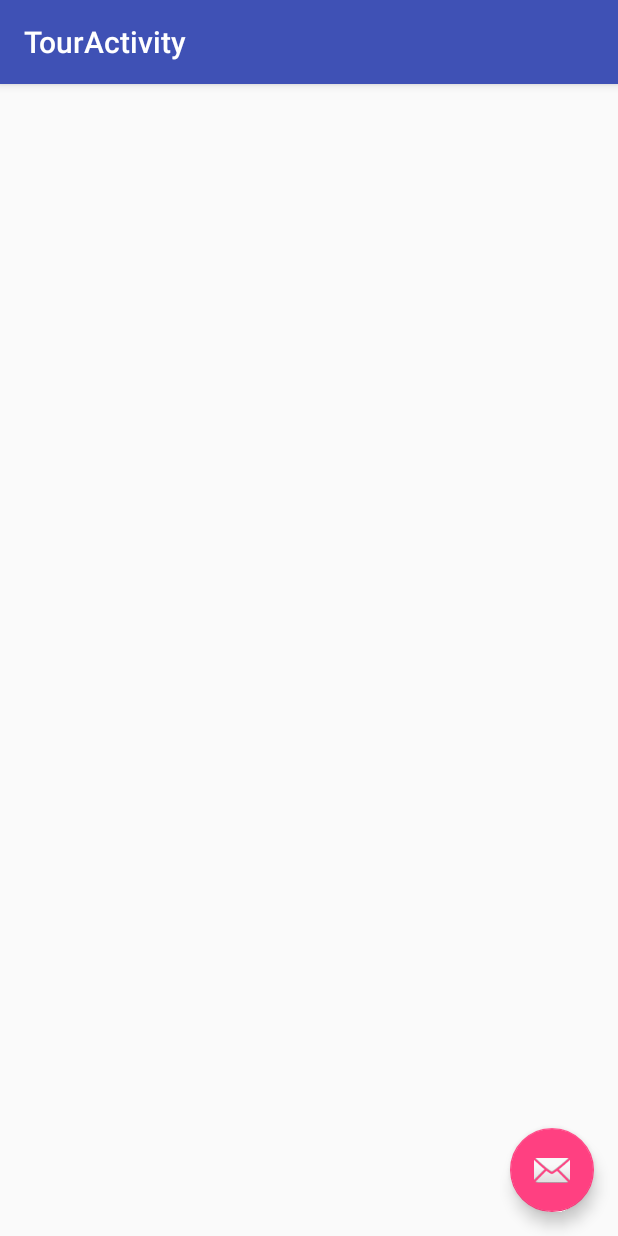
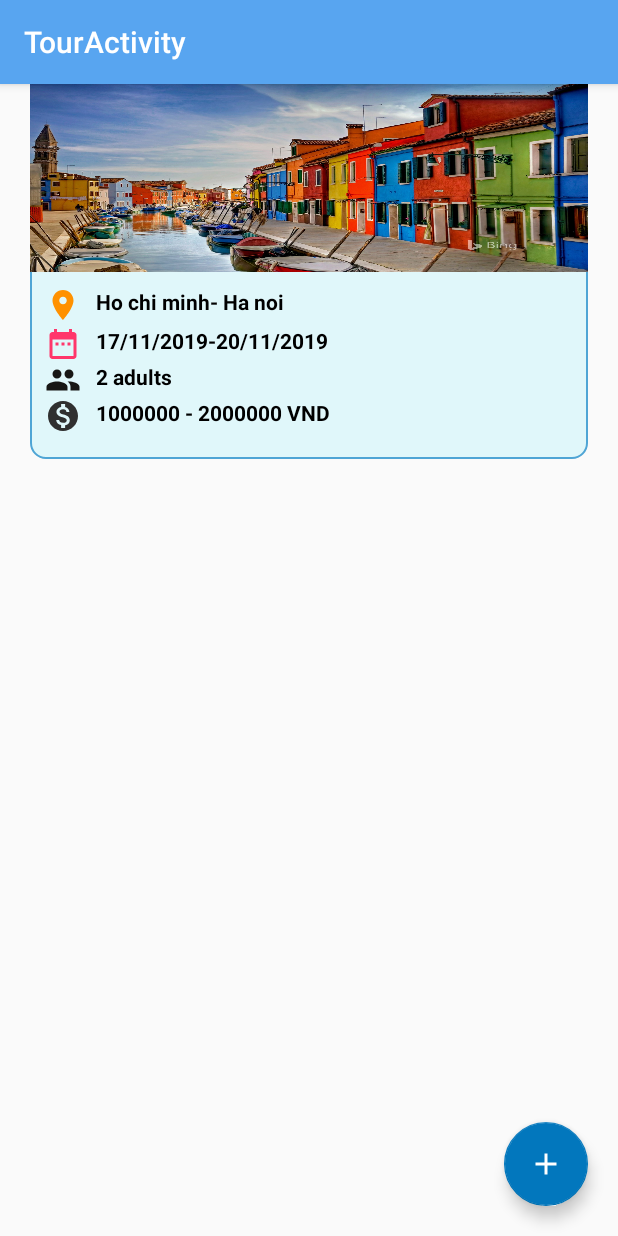
Before and after one commit to MEOFIXBUG/AndroidFirstProject, an Android app: the TourActivity screen opened directly, with no data from a screen before it, on a phone screen of 412 x 824 dp. Run offline under Robolectric (Android 15) with nearby library versions, the phone set to English and light mode, and no system bars.

Commit message:
Tour UI - Item in listView UI

```diff
--- /dev/null
+++ b/TravelApp/app/src/main/res/drawable/border_item_list_tour.xml
@@ -0,0 +1,6 @@
+<?xml version="1.0" encoding="utf-8"?>
+<shape xmlns:android="http://schemas.android.com/apk/res/android" android:shape="rectangle" >
+    <solid android:color="#e0f7fa" />
+    <stroke android:width="1dip" android:color="#4fa5d5"/>
+    <corners android:radius="10dp"/>
+</shape>
--- /dev/null
+++ b/TravelApp/app/src/main/res/drawable/ic_add_black_24dp.xml
@@ -0,0 +1,5 @@
+<vector android:height="24dp" android:tint="#FFFFFF"
+    android:viewportHeight="24.0" android:viewportWidth="24.0"
+    android:width="24dp" xmlns:android="http://schemas.android.com/apk/res/android">
+    <path android:fillColor="#FF000000" android:pathData="M19,13h-6v6h-2v-6H5v-2h6V5h2v6h6v2z"/>
+</vector>
--- /dev/null
+++ b/TravelApp/app/src/main/res/drawable/ic_date_range_black_24dp.xml
@@ -0,0 +1,5 @@
+<vector android:height="24dp" android:tint="#FF366B"
+    android:viewportHeight="24.0" android:viewportWidth="24.0"
+    android:width="24dp" xmlns:android="http://schemas.android.com/apk/res/android">
+    <path android:fillColor="#FF000000" android:pathData="M9,11L7,11v2h2v-2zM13,11h-2v2h2v-2zM17,11h-2v2h2v-2zM19,4h-1L18,2h-2v2L8,4L8,2L6,2v2L5,4c-1.11,0 -1.99,0.9 -1.99,2L3,20c0,1.1 0.89,2 2,2h14c1.1,0 2,-0.9 2,-2L21,6c0,-1.1 -0.9,-2 -2,-2zM19,20L5,20L5,9h14v11z"/>
+</vector>
--- /dev/null
+++ b/TravelApp/app/src/main/res/drawable/ic_location_on_black_24dp.xml
@@ -0,0 +1,5 @@
+<vector android:height="24dp" android:tint="#FF9100"
+    android:viewportHeight="24.0" android:viewportWidth="24.0"
+    android:width="24dp" xmlns:android="http://schemas.android.com/apk/res/android">
+    <path android:fillColor="#FF000000" android:pathData="M12,2C8.13,2 5,5.13 5,9c0,5.25 7,13 7,13s7,-7.75 7,-13c0,-3.87 -3.13,-7 -7,-7zM12,11.5c-1.38,0 -2.5,-1.12 -2.5,-2.5s1.12,-2.5 2.5,-2.5 2.5,1.12 2.5,2.5 -1.12,2.5 -2.5,2.5z"/>
+</vector>
--- /dev/null
+++ b/TravelApp/app/src/main/res/drawable/ic_monetization_on_black_24dp.xml
@@ -0,0 +1,5 @@
+<vector android:height="24dp" android:tint="#303030"
+    android:viewportHeight="24.0" android:viewportWidth="24.0"
+    android:width="24dp" xmlns:android="http://schemas.android.com/apk/res/android">
+    <path android:fillColor="#FF000000" android:pathData="M12,2C6.48,2 2,6.48 2,12s4.48,10 10,10 10,-4.48 10,-10S17.52,2 12,2zM13.41,18.09L13.41,20h-2.67v-1.93c-1.71,-0.36 -3.16,-1.46 -3.27,-3.4h1.96c0.1,1.05 0.82,1.87 2.65,1.87 1.96,0 2.4,-0.98 2.4,-1.59 0,-0.83 -0.44,-1.61 -2.67,-2.14 -2.48,-0.6 -4.18,-1.62 -4.18,-3.67 0,-1.72 1.39,-2.84 3.11,-3.21L10.74,4h2.67v1.95c1.86,0.45 2.79,1.86 2.85,3.39L14.3,9.34c-0.05,-1.11 -0.64,-1.87 -2.22,-1.87 -1.5,0 -2.4,0.68 -2.4,1.64 0,0.84 0.65,1.39 2.67,1.91s4.18,1.39 4.18,3.91c-0.01,1.83 -1.38,2.83 -3.12,3.16z"/>
+</vector>
--- /dev/null
+++ b/TravelApp/app/src/main/res/drawable/ic_people_black_24dp.xml
@@ -0,0 +1,5 @@
+<vector android:height="24dp" android:tint="#171715"
+    android:viewportHeight="24.0" android:viewportWidth="24.0"
+    android:width="24dp" xmlns:android="http://schemas.android.com/apk/res/android">
+    <path android:fillColor="#FF000000" android:pathData="M16,11c1.66,0 2.99,-1.34 2.99,-3S17.66,5 16,5c-1.66,0 -3,1.34 -3,3s1.34,3 3,3zM8,11c1.66,0 2.99,-1.34 2.99,-3S9.66,5 8,5C6.34,5 5,6.34 5,8s1.34,3 3,3zM8,13c-2.33,0 -7,1.17 -7,3.5L1,19h14v-2.5c0,-2.33 -4.67,-3.5 -7,-3.5zM16,13c-0.29,0 -0.62,0.02 -0.97,0.05 1.16,0.84 1.97,1.97 1.97,3.45L17,19h6v-2.5c0,-2.33 -4.67,-3.5 -7,-3.5z"/>
+</vector>
--- a/TravelApp/app/src/main/res/layout/activity_main.xml
+++ b/TravelApp/app/src/main/res/layout/activity_main.xml
@@ -11,6 +11,7 @@
         android:layout_width="match_parent"
         android:layout_height="match_parent"
         android:background="@drawable/background">
+
         <FrameLayout
             android:id="@+id/fragment_container"
             android:layout_width="match_parent"
--- a/TravelApp/app/src/main/res/layout/activity_tour.xml
+++ b/TravelApp/app/src/main/res/layout/activity_tour.xml
@@ -22,12 +22,13 @@
 
     <include layout="@layout/content_tour" />
 
+
     <com.google.android.material.floatingactionbutton.FloatingActionButton
         android:id="@+id/fab"
         android:layout_width="wrap_content"
         android:layout_height="wrap_content"
         android:layout_gravity="bottom|end"
-        android:layout_margin="@dimen/fab_margin"
-        app:srcCompat="@android:drawable/ic_dialog_email" />
+        android:src="@drawable/ic_add_black_24dp"
+        android:layout_margin="20dp"/>
 
 </androidx.coordinatorlayout.widget.CoordinatorLayout>
--- a/TravelApp/app/src/main/res/layout/content_tour.xml
+++ b/TravelApp/app/src/main/res/layout/content_tour.xml
@@ -7,5 +7,16 @@
     app:layout_behavior="@string/appbar_scrolling_view_behavior"
     tools:context=".view.Activity.TourActivity"
     tools:showIn="@layout/activity_tour">
+    <include layout="@layout/item_list_tour" />
+
+    <ListView
+        android:id="@+id/tour_list"
+        android:layout_width="match_parent"
+        android:layout_height="match_parent"
+        android:divider="@android:color/transparent"
+        android:dividerHeight="10.0sp"
+        android:padding="5dp">
+
+    </ListView>
 
 </androidx.constraintlayout.widget.ConstraintLayout>
--- a/TravelApp/app/src/main/res/layout/fragment_login.xml
+++ b/TravelApp/app/src/main/res/layout/fragment_login.xml
@@ -25,7 +25,8 @@
             android:layout_height="wrap_content"
             android:layout_below="@+id/logoID"
             android:layout_alignParentBottom="true"
-            android:layout_marginTop="100dp"
+            android:layout_marginTop="50dp"
+
             android:orientation="vertical">
             <EditText
                 android:id="@+id/inputUser"
--- /dev/null
+++ b/TravelApp/app/src/main/res/layout/item_list_tour.xml
@@ -0,0 +1,107 @@
+<?xml version="1.0" encoding="utf-8"?>
+<LinearLayout xmlns:android="http://schemas.android.com/apk/res/android"
+    android:orientation="vertical"
+    android:layout_width="match_parent"
+    android:layout_height="250dp"
+    android:background="@drawable/border_item_list_tour"
+    android:layout_marginRight="20dp"
+    android:layout_marginLeft="20dp"
+    android:layout_marginTop="5dp"
+    android:layout_marginBottom="5dp"
+    android:weightSum="2"
+    android:descendantFocusability="blocksDescendants">
+
+    <ImageView
+        android:layout_weight="1"
+        android:layout_width="match_parent"
+        android:layout_height="match_parent"
+        android:background="@drawable/tour"
+        />
+    <LinearLayout
+        android:layout_width="match_parent"
+        android:orientation="vertical"
+        android:layout_height="match_parent"
+        android:padding="10dp"
+        android:layout_weight="1"
+        >
+        <RelativeLayout
+            android:layout_width="match_parent"
+            android:layout_height="wrap_content"
+            android:layout_marginBottom="2dp">
+            <ImageView
+                android:id="@+id/icon_location"
+                android:layout_width="wrap_content"
+                android:layout_marginRight="10dp"
+                android:layout_height="wrap_content"
+                android:src="@drawable/ic_location_on_black_24dp"/>
+            <TextView
+                android:layout_toRightOf="@+id/icon_location"
+                android:layout_width="wrap_content"
+                android:layout_height="wrap_content"
+                android:maxLines="1"
+                android:textSize="14dp"
+                android:textColor="#000000"
+                android:textStyle="bold"
+                android:text="Ho chi minh- Ha noi"/>
+        </RelativeLayout>
+
+        <RelativeLayout
+            android:layout_width="match_parent"
+            android:layout_height="wrap_content">
+
+            <ImageView
+                android:id="@+id/icon_date"
+                android:layout_width="wrap_content"
+                android:layout_height="wrap_content"
+                android:layout_marginRight="10dp"
+                android:src="@drawable/ic_date_range_black_24dp" />
+            <TextView
+                android:layout_toRightOf="@id/icon_date"
+                android:layout_width="wrap_content"
+                android:layout_height="wrap_content"
+                android:maxLines="1"
+                android:textSize="14dp"
+                android:textColor="#000000"
+                android:textStyle="bold"
+                android:text= "17/11/2019-20/11/2019"/>
+        </RelativeLayout>
+        <RelativeLayout
+            android:layout_width="match_parent"
+            android:layout_height="wrap_content">
+            <ImageView
+                android:id="@+id/icon_people"
+                android:layout_width="wrap_content"
+                android:layout_marginRight="10dp"
+                android:layout_height="wrap_content"
+                android:src="@drawable/ic_people_black_24dp"/>
+            <TextView
+                android:layout_toRightOf="@+id/icon_people"
+                android:layout_width="wrap_content"
+                android:layout_height="wrap_content"
+                android:maxLines="1"
+                android:textSize="14dp"
+                android:textColor="#000000"
+                android:textStyle="bold"
+                android:text="2 adults"/>
+        </RelativeLayout>
+        <RelativeLayout
+            android:layout_width="match_parent"
+            android:layout_height="wrap_content">
+            <ImageView
+                android:id="@+id/icon_money"
+                android:layout_width="wrap_content"
+                android:layout_marginRight="10dp"
+                android:layout_height="wrap_content"
+                android:src="@drawable/ic_monetization_on_black_24dp"/>
+            <TextView
+                android:layout_toRightOf="@+id/icon_money"
+                android:layout_width="wrap_content"
+                android:layout_height="wrap_content"
+                android:maxLines="1"
+                android:textSize="14dp"
+                android:textColor="#000000"
+                android:textStyle="bold"
+                android:text="1000000 - 2000000 VND"/>
+        </RelativeLayout>
+    </LinearLayout>
+</LinearLayout>
--- a/TravelApp/app/src/main/res/values/colors.xml
+++ b/TravelApp/app/src/main/res/values/colors.xml
@@ -1,8 +1,8 @@
 <?xml version="1.0" encoding="utf-8"?>
 <resources>
-    <color name="colorPrimary">#3F51B5</color>
-    <color name="colorPrimaryDark">#303F9F</color>
-    <color name="colorAccent">#FF4081</color>
+    <color name="colorPrimary">#58a5f0</color>
+    <color name="colorPrimaryDark">#004c8c</color>
+    <color name="colorAccent">#0277bd</color>
     <color name="colorDanger">#F44336</color>
     <color name="colorInverted">#ffffff</color>
     <!--
```
Also changed, not shown: TravelApp/app/src/main/res/drawable-hdpi/logo.png (deleted), TravelApp/app/src/main/res/drawable/logo.png (deleted), TravelApp/app/src/main/res/drawable/tour.jpg (added).
